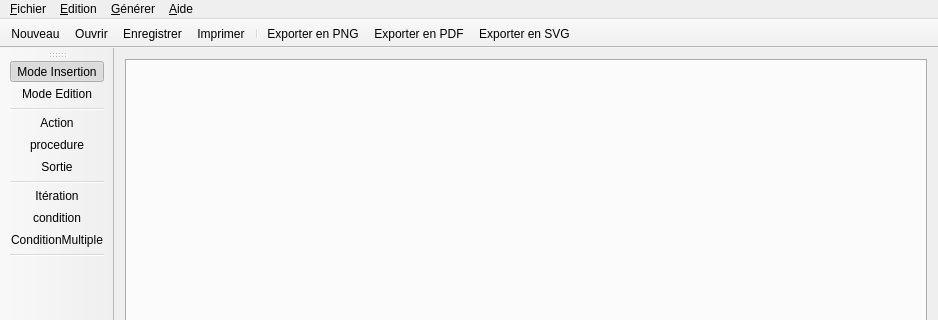
First picture: the form in Sources/Interface/mainwindow.ui, repository erebe/Tabula_rasa, before the edit; both pictures show x 0 to 938 and y 0 to 320 of the 938 by 543 pixel window.
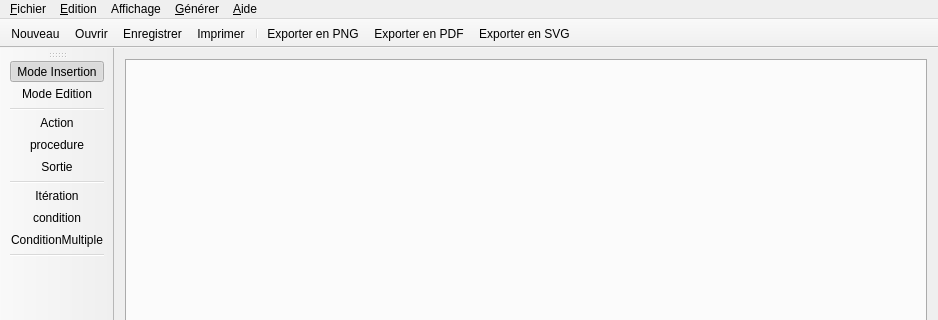
Second picture: the form after the edit. Icons and pictures are not drawn.

Diff of the .ui file:
```diff
--- a/Sources/Interface/mainwindow.ui
+++ b/Sources/Interface/mainwindow.ui
@@ -101,8 +101,14 @@
     <addaction name="actionA_propos_de_Tabula_Rasa"/>
     <addaction name="actionA_propos_de_Qt"/>
    </widget>
+   <widget class="QMenu" name="displayMenu">
+    <property name="title">
+     <string>Affichage</string>
+    </property>
+   </widget>
    <addaction name="menu_Fichier"/>
    <addaction name="menuEdition"/>
+   <addaction name="displayMenu"/>
    <addaction name="menuG_n_rer"/>
    <addaction name="menuA_propos"/>
   </widget>
```
